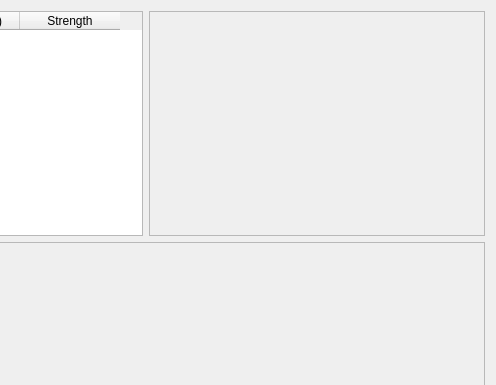
The window that src/Configurator/ExcitedStatesConfigurator.ui (nutjunkie/IQmol) describes before a commit, drawn with Qt 5; both pictures show x 92 to 588 and y 0 to 385 of the 588 by 505 pixel window.
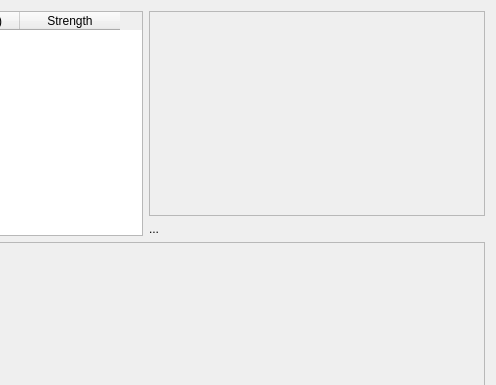
The same window after the commit.

Commit message: Added orbital label when selecting MO energy levels

Patch:
```diff
--- a/src/Configurator/ExcitedStatesConfigurator.ui
+++ b/src/Configurator/ExcitedStatesConfigurator.ui
@@ -39,7 +39,7 @@
 }
 </string>
   </property>
-  <layout class="QVBoxLayout" name="verticalLayout" stretch="1,1,0">
+  <layout class="QVBoxLayout" name="verticalLayout_2" stretch="1,1,0">
    <item>
     <layout class="QHBoxLayout" name="horizontalLayout" stretch="2,3">
      <item>
@@ -69,6 +69,8 @@
       </widget>
      </item>
      <item>
+      <layout class="QVBoxLayout" name="verticalLayout" stretch="1,0">
+       <item>
       <widget class="QFrame" name="moFrame">
        <property name="sizePolicy">
         <sizepolicy hsizetype="Expanding" vsizetype="Preferred">
@@ -83,6 +85,15 @@
         <enum>QFrame::Raised</enum>
        </property>
       </widget>
+       </item>
+       <item>
+        <widget class="QLabel" name="orbitalLabel">
+         <property name="text">
+          <string>...</string>
+         </property>
+        </widget>
+       </item>
+      </layout>
      </item>
     </layout>
    </item>
```
Lines whose indentation alone changed are shown as unchanged. The commit also changes 1 other file.
